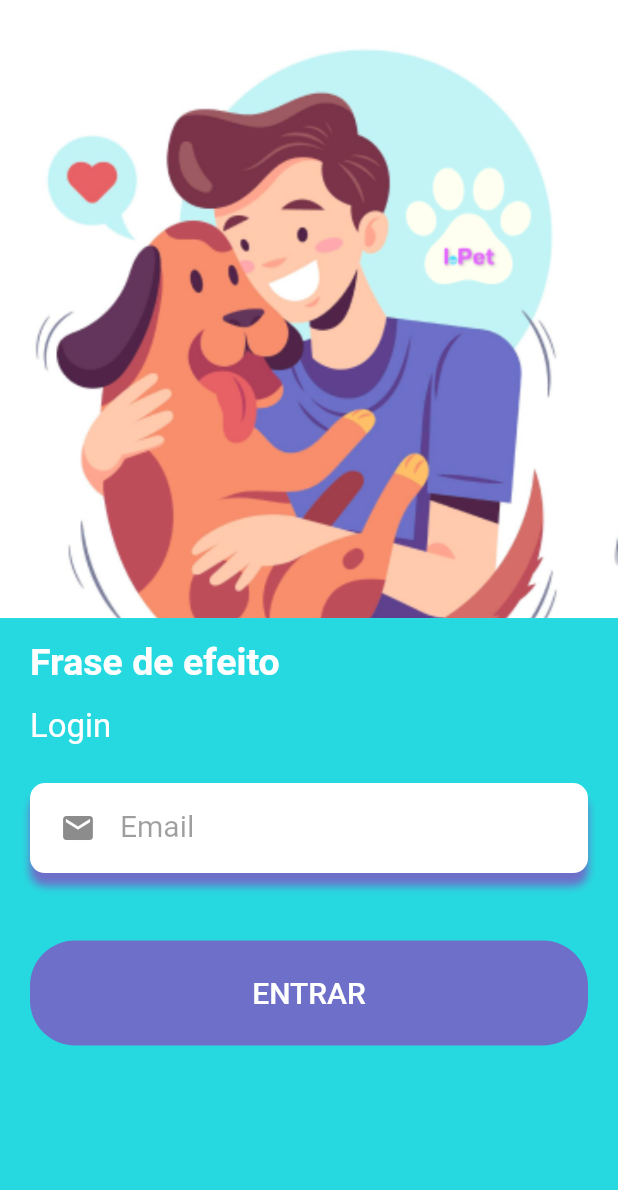
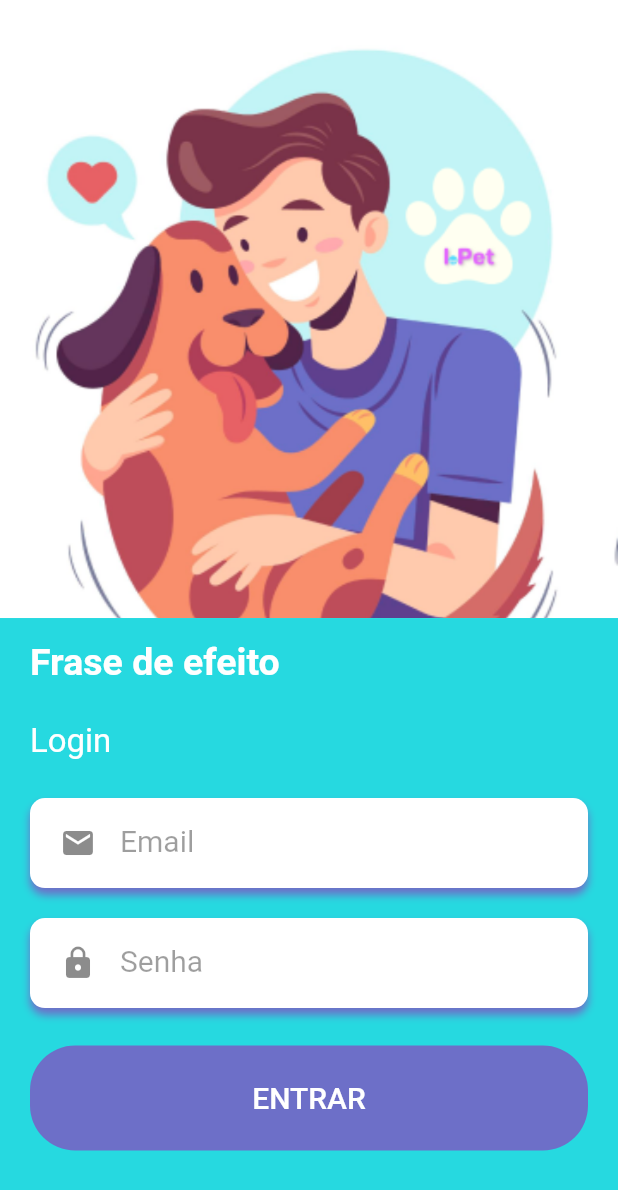
Before and after one commit to vitorekr/UnBArqDsw2022-2-2022.2_G4_IdotPet_Frontend, a Flutter app: the screen it shows after launch, on a phone screen of 412 x 824 dp. Shown: the top 1190 px of the screen. Run offline on Flutter 3.47's test engine with Material 2 defaults, Android fonts, the phone set to English and light mode, and no system bars; our stand-ins replace dio, get.

Commit message:
#2   inserindo campo de senha
Co-Authored-By: Luan Cavalcante <67024690+Luan-Cavalcante@users.noreply.github.com>
Co-Authored-By: herick lima <48794282+hericklima22@users.noreply.github.com>

```diff
--- a/lib/modules/auth/ui/login_page.dart
+++ b/lib/modules/auth/ui/login_page.dart
@@ -19,7 +19,7 @@
                 const BoxShadow(
                   color: Color.fromRGBO(109, 111, 200, 1),
                   blurRadius: 4,
-                  offset: Offset(0,8),
+                  offset: Offset(0,4),
 
                 )
               ]
@@ -47,6 +47,49 @@
     ],
   );
 }
+Widget buildPassword(){
+  return Column(
+    children: <Widget>[
+      Container(
+            alignment: Alignment.center,
+            padding: const EdgeInsets.only(
+                left: 20,
+              ),
+            decoration: BoxDecoration(
+              color: Colors.white,
+              borderRadius: BorderRadius.circular(10),
+              // ignore: prefer_const_literals_to_create_immutables
+              boxShadow: [
+                const BoxShadow(
+                  color: Color.fromRGBO(109, 111, 200, 1),
+                  blurRadius: 4,
+                  offset: Offset(0,4),
+                )
+              ]
+            ),
+            height: 60,
+            child: const TextField(
+                  obscureText: true,
+                  style: TextStyle(
+                    color: Colors.black38,
+                  ),
+                  decoration: InputDecoration(
+                    contentPadding: EdgeInsets.only(top:14),
+                    border: InputBorder.none,
+                    icon: Icon(Icons.lock),
+                    labelText: 'Senha',
+                    labelStyle: TextStyle(
+                    color: Colors.black38,
+                    fontWeight: FontWeight.w400,
+                    fontSize: 20,
+                  ),
+                ),
+           ),
+        ),
+    ],
+  );
+}
+
 
 class LoginPage extends StatelessWidget {
   const LoginPage({super.key});
@@ -86,7 +129,7 @@
             ),
 
             const SizedBox(
-              height:15
+              height:25
 
             ),
 
@@ -103,7 +146,7 @@
             const SizedBox(
               height: 20,
             ),
-           // buildPassword(),
+            buildPassword(),
             const SizedBox(
               height: 25,
             ),
```
